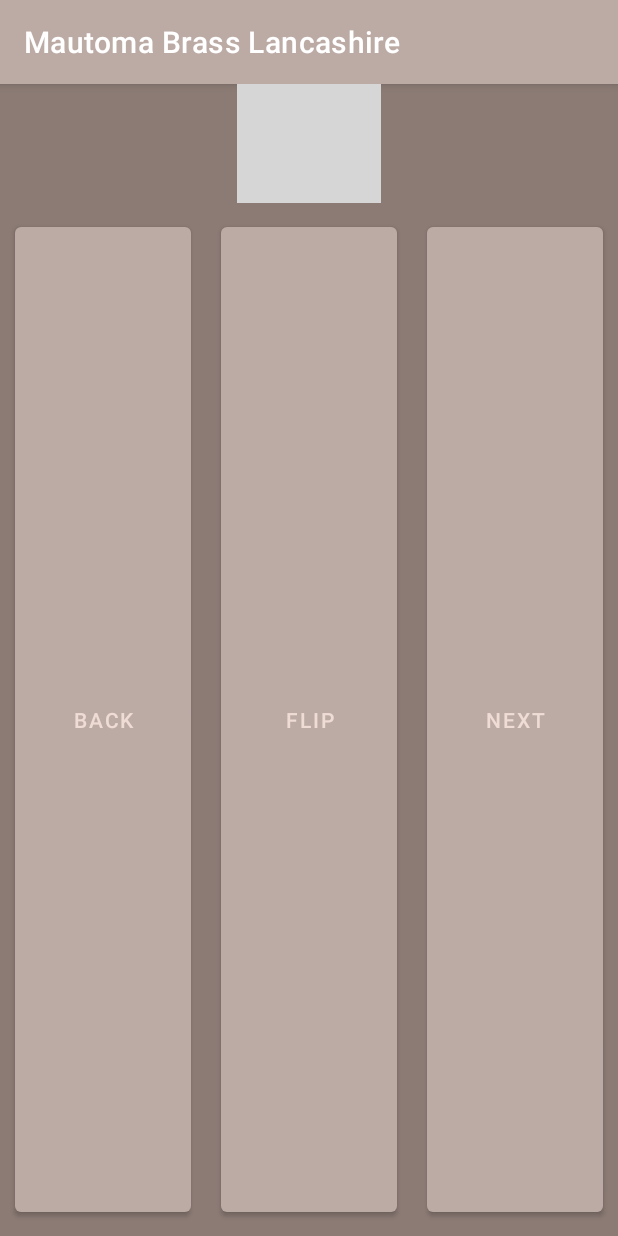
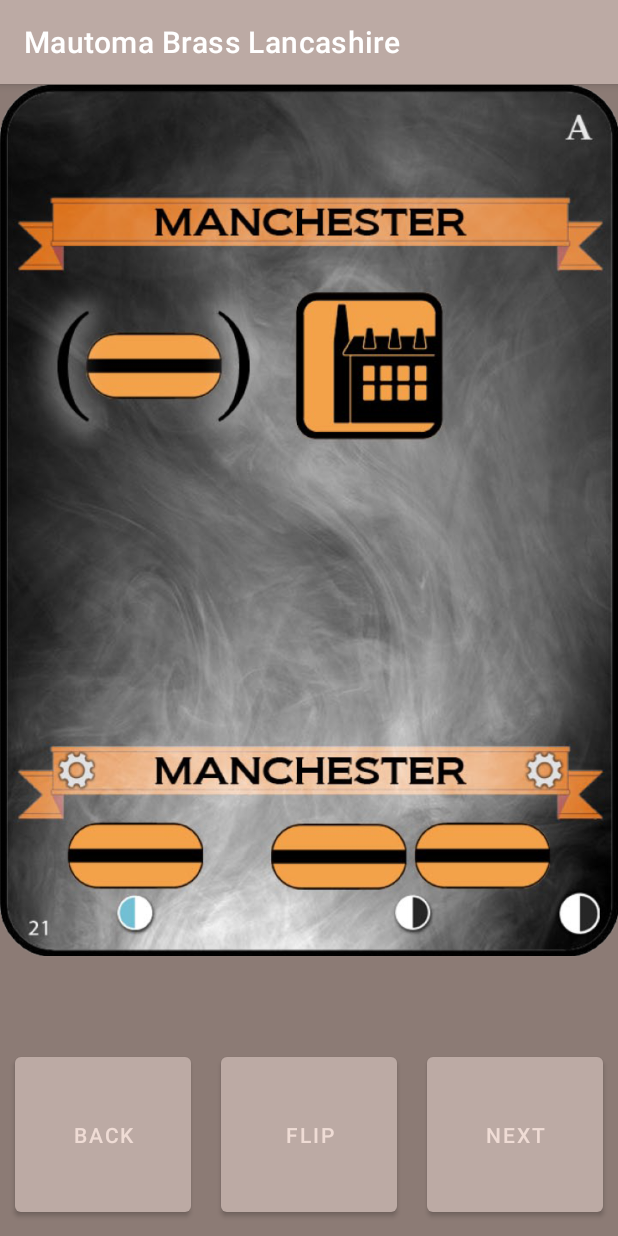
Before and after one commit to danielhlima/mautoma-brass-lancashire, an Android app: the screen it shows after launch (MainActivity), on a phone screen of 412 x 824 dp. Run offline under Robolectric (Android 15) with nearby library versions, the phone set to English and light mode, and no system bars; grey boxes are pictures that could not be loaded.

Commit message:
Fliping card ok

```diff
--- a/app/src/main/java/br/com/mautomabrasslancashire/device/repositories/LoadDeckRepositoryImpl.java
+++ b/app/src/main/java/br/com/mautomabrasslancashire/device/repositories/LoadDeckRepositoryImpl.java
@@ -17,7 +17,6 @@ import br.com.mautomabrasslancashire.domain.repositories.LoadDeckRepository;
 public class LoadDeckRepositoryImpl implements LoadDeckRepository {
 
     private Context mContext;
-    private List<Card>deckA, deckB, deckC;
 
     public LoadDeckRepositoryImpl(Context mContext) {
         this.mContext = mContext;
@@ -27,8 +26,6 @@ public class LoadDeckRepositoryImpl implements LoadDeckRepository {
     public void loadDeckCards(DataOut.Callback callback) {
         try{
             Resources res = mContext.getResources();
-
-            deckA = new ArrayList<Card>();
 
             Drawable a21b = ResourcesCompat.getDrawable(res, R.drawable.a21b, null);
             Drawable a21f = ResourcesCompat.getDrawable(res, R.drawable.a21f, null);
@@ -119,70 +116,70 @@ public class LoadDeckRepositoryImpl implements LoadDeckRepository {
 
 
             List<Card> cards = new ArrayList<Card>();
-            cards.add(new Card("a21b", false, true, false, a21b));
-            cards.add(new Card("a21f", false, true, false, a21f));
-            cards.add(new Card("a22b", false, true, false, a22b));
-            cards.add(new Card("a22f", false, true, false, a22f));
-            cards.add(new Card("a23b", false, true, false, a23b));
-            cards.add(new Card("a23f", false, true, false, a23f));
-            cards.add(new Card("a26b", false, true, false, a26b));
-            cards.add(new Card("a26f", false, true, false, a26f));
-            cards.add(new Card("a28b", false, true, false, a28b));
-            cards.add(new Card("a28f", false, true, false, a28f));
-            cards.add(new Card("a30b", false, true, false, a30b));
-            cards.add(new Card("a30f", false, true, false, a30f));
-            cards.add(new Card("a41b", false, true, false, a41b));
-            cards.add(new Card("a41f", false, true, false, a41f));
-            cards.add(new Card("a6b", false, true, false, a6b));
-            cards.add(new Card("a6f", false, true, false, a6f));
-            cards.add(new Card("a8b", false, true, false, a8b));
-            cards.add(new Card("a8f", false, true, false, a8f));
-            cards.add(new Card("a9b", false, true, false, a9b));
-            cards.add(new Card("a9f", false, true, false, a9f));
-            cards.add(new Card("b13b", false, true, false, b13b));
-            cards.add(new Card("b13f", false, true, false, b13f));
-            cards.add(new Card("b14b", false, true, false, b14b));
-            cards.add(new Card("b14f", false, true, false, b14f));
-            cards.add(new Card("b15b", false, true, false, b15b));
-            cards.add(new Card("b15f", false, true, false, b15f));
-            cards.add(new Card("b31b", false, true, false, b31b));
-            cards.add(new Card("b31f", false, true, false, b31f));
-            cards.add(new Card("b34b", false, true, false, b34b));
-            cards.add(new Card("b34f", false, true, false, b34f));
-            cards.add(new Card("b36b", false, true, false, b36b));
-            cards.add(new Card("b36f", false, true, false, b36f));
-            cards.add(new Card("b37b", false, true, false, b37b));
-            cards.add(new Card("b37f", false, true, false, b37f));
-            cards.add(new Card("b39b", false, true, false, b39b));
-            cards.add(new Card("b39f", false, true, false, b39f));
-            cards.add(new Card("c10b", false, true, false, c10b));
-            cards.add(new Card("c10f", false, true, false, c10f));
-            cards.add(new Card("c12b", false, true, false, c12b));
-            cards.add(new Card("c12f", false, true, false, c12f));
-            cards.add(new Card("c16b", false, true, false, c16b));
-            cards.add(new Card("c16f", false, true, false, c16f));
-            cards.add(new Card("c18b", false, true, false, c18b));
-            cards.add(new Card("c18f", false, true, false, c18f));
-            cards.add(new Card("c19b", false, true, false, c19b));
-            cards.add(new Card("c19f", false, true, false, c19f));
-            cards.add(new Card("c1b", false, true, false, c1b));
-            cards.add(new Card("c1f", false, true, false, c1f));
-            cards.add(new Card("c2b", false, true, false, c2b));
-            cards.add(new Card("c2f", false, true, false, c2f));
-            cards.add(new Card("c35b", false, true, false, c35b));
-            cards.add(new Card("c35f", false, true, false, c35f));
-            cards.add(new Card("c38b", false, true, false, c38b));
-            cards.add(new Card("c38f", false, true, false, c38f));
-            cards.add(new Card("c3b", false, true, false, c3b));
-            cards.add(new Card("c3f", false, true, false, c3f));
-            cards.add(new Card("c40b", false, true, false, c40b));
-            cards.add(new Card("c40f", false, true, false, c40f));
-            cards.add(new Card("c42b", false, true, false, c42b));
-            cards.add(new Card("c42f", false, true, false, c42f));
-            cards.add(new Card("c4b", false, true, false, c4b));
-            cards.add(new Card("c4f", false, true, false, c4f));
-            cards.add(new Card("c7b", false, true, false, c7b));
-            cards.add(new Card("c7f", false, true, false, c7f));
+            cards.add(new Card("a21", false, true, false, a21b));
+            cards.add(new Card("a21", false, true, true, a21f));
+            cards.add(new Card("a22", true, false, false, a22b));
+            cards.add(new Card("a22", true, false, true, a22f));
+            cards.add(new Card("a23", true, false, false, a23b));
+            cards.add(new Card("a23", true, false, true, a23f));
+            cards.add(new Card("a26", true, false, false, a26b));
+            cards.add(new Card("a26", true, false, true, a26f));
+            cards.add(new Card("a28", false, true, false, a28b));
+            cards.add(new Card("a28", false, true, true, a28f));
+            cards.add(new Card("a30", false, true, false, a30b));
+            cards.add(new Card("a30", false, true, true, a30f));
+            cards.add(new Card("a41", true, false, false, a41b));
+            cards.add(new Card("a41", true, false, true, a41f));
+            cards.add(new Card("a6", true, false, false, a6b));
+            cards.add(new Card("a6", true, false, true, a6f));
+            cards.add(new Card("a8", false, true, false, a8b));
+            cards.add(new Card("a8", false, true, true, a8f));
+            cards.add(new Card("a9", false, true, false, a9b));
+            cards.add(new Card("a9", false, true, true, a9f));
+            cards.add(new Card("b13", false, true, false, b13b));
+            cards.add(new Card("b13", false, true, true, b13f));
+            cards.add(new Card("b14", true, false, false, b14b));
+            cards.add(new Card("b14", true, false, true, b14f));
+            cards.add(new Card("b15", false, true, false, b15b));
+            cards.add(new Card("b15", false, true, true, b15f));
+            cards.add(new Card("b31", false, true, false, b31b));
+            cards.add(new Card("b31", false, true, true, b31f));
+            cards.add(new Card("b34", false, true, false, b34b));
+            cards.add(new Card("b34", false, true, true, b34f));
+            cards.add(new Card("b36", true, false, false, b36b));
+            cards.add(new Card("b36", true, false, true, b36f));
+            cards.add(new Card("b37", false, true, false, b37b));
+            cards.add(new Card("b37", false, true, true, b37f));
+            cards.add(new Card("b39", true, false, false, b39b));
+            cards.add(new Card("b39", true, false, true, b39f));
+            cards.add(new Card("c10", true, false, false, c10b));
+            cards.add(new Card("c10", true, false, true, c10f));
+            cards.add(new Card("c12", false, true, false, c12b));
+            cards.add(new Card("c12", false, true, true, c12f));
+            cards.add(new Card("c16", false, true, false, c16b));
+            cards.add(new Card("c16", false, true, true, c16f));
+            cards.add(new Card("c18", false, true, false, c18b));
+            cards.add(new Card("c18", false, true, true, c18f));
+            cards.add(new Card("c19", true, false, false, c19b));
+            cards.add(new Card("c19", true, false, true, c19f));
+            cards.add(new Card("c1", true, false, false, c1b));
+            cards.add(new Card("c1", true, false, true, c1f));
+            cards.add(new Card("c2", false, true, false, c2b));
+            cards.add(new Card("c2", false, true, true, c2f));
+            cards.add(new Card("c35", false, true, false, c35b));
+            cards.add(new Card("c35", false, true, true, c35f));
+            cards.add(new Card("c38", true, false, false, c38b));
+            cards.add(new Card("c38", true, false, true, c38f));
+            cards.add(new Card("c3", false, true, false, c3b));
+            cards.add(new Card("c3", false, true, true, c3f));
+            cards.add(new Card("c40", true, false, false, c40b));
+            cards.add(new Card("c40", true, false, true, c40f));
+            cards.add(new Card("c42", false, true, false, c42b));
+            cards.add(new Card("c42", false, true, true, c42f));
+            cards.add(new Card("c4", false, true, false, c4b));
+            cards.add(new Card("c4", false, true, true, c4f));
+            cards.add(new Card("c7", true, false, false, c7b));
+            cards.add(new Card("c7", true, false, true, c7f));
 
             callback.onSuccess(cards);
         }catch (Exception e){
--- a/app/src/main/java/br/com/mautomabrasslancashire/view/fragments/DeckTestFragment.java
+++ b/app/src/main/java/br/com/mautomabrasslancashire/view/fragments/DeckTestFragment.java
@@ -11,6 +11,7 @@ import android.view.ViewGroup;
 import android.widget.Button;
 import android.widget.ImageView;
 
+import java.util.ArrayList;
 import java.util.List;
 
 import br.com.mautomabrasslancashire.R;
@@ -23,7 +24,8 @@ public class DeckTestFragment extends Fragment implements DataOut.Callback<List<
     private ImageView iv;
     private LoadDeckViewModel viewModel;
     private int currentDeckIndex;
-    private List<Card> cards;
+    private List<Card> cards, deckA, deckB, deckC, gameDeck;
+    private Card currentCard;
 
 
     public DeckTestFragment() {
@@ -54,8 +56,8 @@ public class DeckTestFragment extends Fragment implements DataOut.Callback<List<
             @Override
             public void onClick(View v) {
                 if(currentDeckIndex > 0){
-                    Card card = cards.get(currentDeckIndex-1);
-                    iv.setImageDrawable(card.getDrawable());
+                    currentCard = gameDeck.get(currentDeckIndex-1);
+                    iv.setImageDrawable(currentCard.getDrawable());
                     currentDeckIndex-=1;
                 }
             }
@@ -65,15 +67,32 @@ public class DeckTestFragment extends Fragment implements DataOut.Callback<List<
             @Override
             public void onClick(View v) {
 
+                for(Card card : cards){
+                    if(currentCard.isFront()){
+                        if(currentCard.getName().equalsIgnoreCase(card.getName())
+                        && !card.isFront()){
+                            currentCard = card;
+                            iv.setImageDrawable(currentCard.getDrawable());
+                            break;
+                        }
+                    }else{
+                        if(currentCard.getName().equalsIgnoreCase(card.getName())
+                                && card.isFront()){
+                            currentCard = card;
+                            iv.setImageDrawable(currentCard.getDrawable());
+                            break;
+                        }
+                    }
+                }
             }
         });
 
         ((Button)view.findViewById(R.id.bt_next)).setOnClickListener(new View.OnClickListener() {
             @Override
             public void onClick(View v) {
-                if (currentDeckIndex < cards.size()-1){
-                    Card card = cards.get(currentDeckIndex+1);
-                    iv.setImageDrawable(card.getDrawable());
+                if (currentDeckIndex < gameDeck.size()-1){
+                    currentCard = gameDeck.get(currentDeckIndex+1);
+                    iv.setImageDrawable(currentCard.getDrawable());
                     currentDeckIndex+=1;
                 }
             }
@@ -92,8 +111,7 @@ public class DeckTestFragment extends Fragment implements DataOut.Callback<List<
     public void onSuccess(List<Card> parameter) {
         if(parameter != null){
             cards = parameter;
-            Card card = parameter.get(currentDeckIndex);
-            iv.setImageDrawable(card.getDrawable());
+            splitAndShuffle();
         }
     }
 
@@ -101,4 +119,25 @@ public class DeckTestFragment extends Fragment implements DataOut.Callback<List<
     public void onError(Throwable throwable) {
 
     }
+
+    public void splitAndShuffle(){
+
+        deckA = new ArrayList<Card>();
+        deckB = new ArrayList<Card>();
+        deckC = new ArrayList<Card>();
+        gameDeck = new ArrayList<Card>();
+
+        for(Card card : cards){
+            if(card.getName().startsWith("a") && card.isFront())
+                deckA.add(card);
+            else if(card.getName().startsWith("b") && card.isFront())
+                deckB.add(card);
+            else if(card.getName().startsWith("c") && card.isFront())
+                deckC.add(card);
+        }
+
+        gameDeck = deckA;
+        currentCard = gameDeck.get(currentDeckIndex);
+        iv.setImageDrawable(currentCard.getDrawable());
+    }
 }
```
